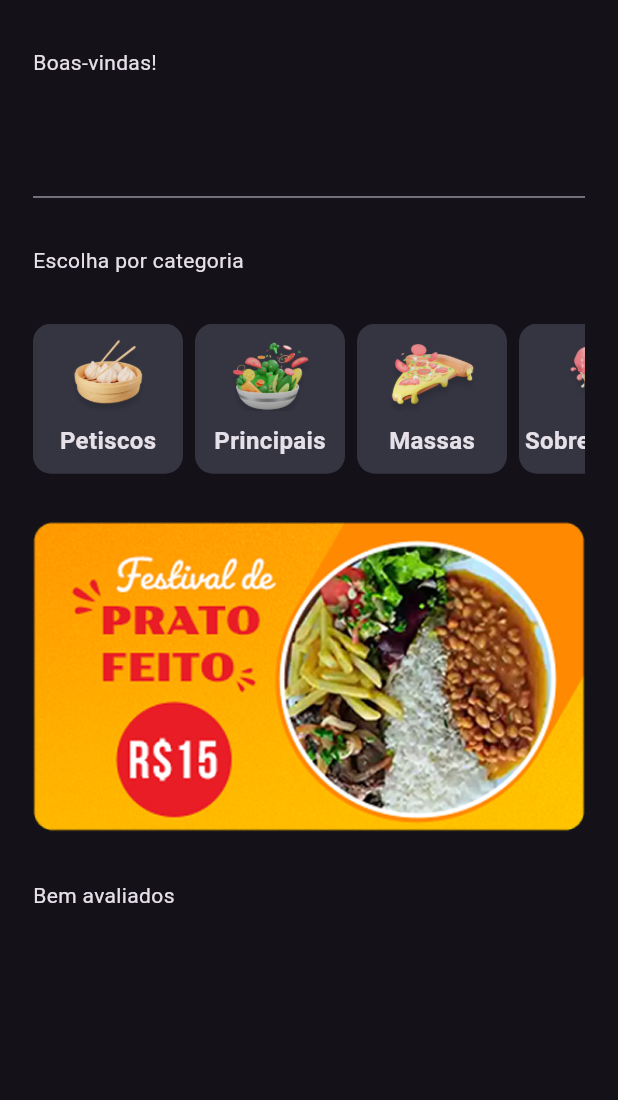
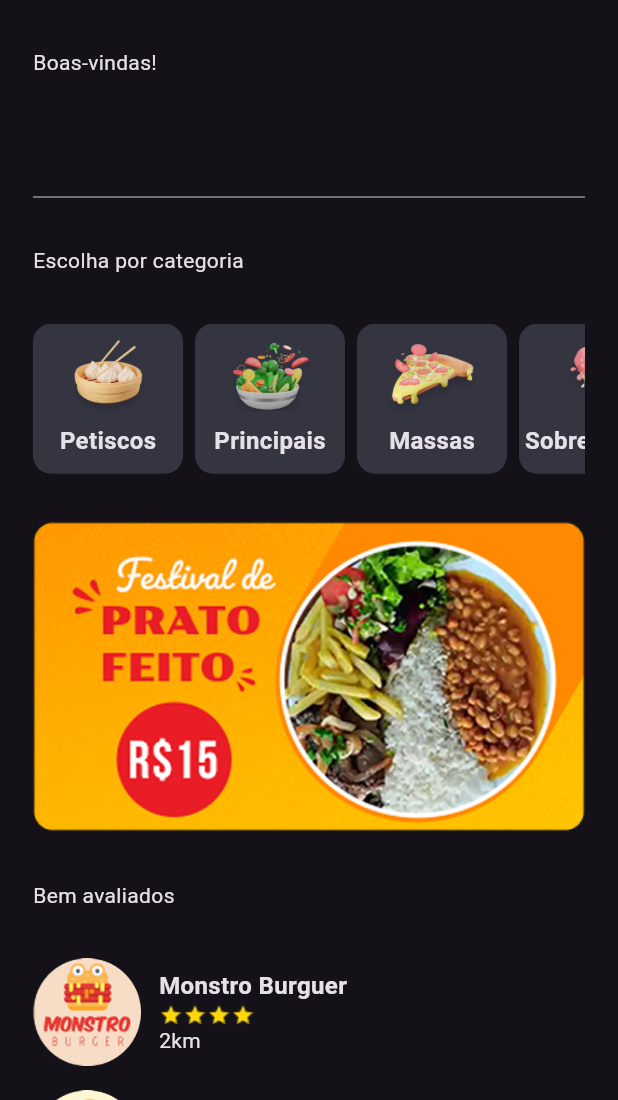
Before and after one commit to alxlima/flutter_techtaste, a Flutter app: the screen it shows after launch, after a tap on "Bora!", on a phone screen of 412 x 824 dp, the part 136-1236 px from its top. Run offline on Flutter 3.47's test engine with Material 3 defaults, Android fonts, the phone set to English and light mode, and no system bars.

Commit message:
Aula 02- Parte 02- Restaurant e restaurant widget

```diff
--- /dev/null
+++ b/lib/data/restaurant_data.dart
@@ -0,0 +1,19 @@
+import 'dart:convert';
+import 'package:flutter/material.dart';
+import 'package:flutter/services.dart';
+import 'package:myapp/model/restaurant.dart';
+
+class RestaurantData extends ChangeNotifier {
+  List<Restaurant> listRestaurant = [];
+
+  Future<void> getRestaurants() async {
+    String jsonString = await rootBundle.loadString('assets/data.json');
+    Map<String, dynamic> data = json.decode(jsonString);
+    List<dynamic> restaurantsData = data['restaurants'];
+
+    for (var restaurantData in restaurantsData) {
+      Restaurant restaurant = Restaurant.fromMap(restaurantData);
+      listRestaurant.add(restaurant);
+    }
+  }
+}
--- a/lib/main.dart
+++ b/lib/main.dart
@@ -1,9 +1,26 @@
 import 'package:flutter/material.dart';
+import 'package:myapp/data/restaurant_data.dart';
+import 'package:myapp/model/restaurant.dart';
 import 'package:myapp/ui/_core/app_theme.dart';
 import 'package:myapp/ui/splash/splash_screen.dart';
+import 'package:provider/provider.dart';
 
-void main() {
-  runApp(MyApp());
+void main() async {
+  WidgetsFlutterBinding.ensureInitialized();
+  RestaurantData restaurantData = RestaurantData();
+  await restaurantData.getRestaurants();
+  runApp(
+    MultiProvider(
+      providers: [
+        ChangeNotifierProvider(
+          create: (context) {
+            return restaurantData;
+          },
+        ),
+      ],
+      child: MyApp(),
+    ),
+  );
 }
 
 // metodo onde construo o app principal.
--- /dev/null
+++ b/lib/model/restaurant.dart
@@ -0,0 +1,49 @@
+class Restaurant {
+  String id;
+  String imagePath;
+  String name;
+  String description;
+  double stars;
+  int distance;
+  List<String> categories;
+  //List<Dish> dishes;
+
+  Restaurant({
+    required this.id,
+    required this.imagePath,
+    required this.name,
+    required this.description,
+    required this.stars,
+    required this.distance,
+    required this.categories,
+    // required this.dishes,
+  });
+
+  Map<String, dynamic> toMap() {
+    return {
+      'id': id,
+      'imagePath': imagePath,
+      'name': name,
+      'description': description,
+      'stars': stars,
+      'distance': distance,
+      'categories': categories,
+    };
+  }
+
+  factory Restaurant.fromMap(Map<String, dynamic> map) {
+    return Restaurant(
+      id: map['id'],
+      imagePath: map['imagePath'],
+      name: map['name'],
+      description: map['description'],
+      stars: map['stars'],
+      distance: map['distance'],
+      categories: List<String>.from(map['categories']),
+    );
+  }
+  @override
+  String toString() {
+    return 'Restaurant{id: $id, imagePath: $imagePath, name: $name, description: $description, stars: $stars, distance: $distance, categories: $categories}';
+  }
+}
--- a/lib/ui/home/home_screen.dart
+++ b/lib/ui/home/home_screen.dart
@@ -1,12 +1,17 @@
 import 'package:flutter/material.dart';
 import 'package:myapp/data/categories_data.dart';
+import 'package:myapp/data/restaurant_data.dart';
+import 'package:myapp/model/restaurant.dart';
 import 'package:myapp/ui/home/widgets/category_widget.dart';
+import 'package:myapp/ui/home/widgets/restaurant_widget.dart';
+import 'package:provider/provider.dart';
 
 class HomeScreen extends StatelessWidget {
   const HomeScreen({super.key});
 
   @override
   Widget build(BuildContext context) {
+    RestaurantData restaurantData = Provider.of<RestaurantData>(context);
     return Scaffold(
       drawer: Drawer(), //button menu
       appBar: AppBar(
@@ -42,6 +47,15 @@ class HomeScreen extends StatelessWidget {
               ),
               Image.asset("assets/banners/banner_promo.png"),
               Text("Bem avaliados"),
+              Column(
+                spacing: 16.0,
+                children: List.generate(restaurantData.listRestaurant.length, (
+                  index,
+                ) {
+                  Restaurant restaurant = restaurantData.listRestaurant[index];
+                  return RestaurantWidget(restaurant: restaurant);
+                }),
+              ),
               SizedBox(height: 64.0),
               // Parei aqui, [40:37]-- Continuar amanha
             ],
--- /dev/null
+++ b/lib/ui/home/widgets/restaurant_widget.dart
@@ -0,0 +1,33 @@
+import 'package:flutter/material.dart';
+import 'package:flutter/rendering.dart';
+import 'package:myapp/model/restaurant.dart';
+
+class RestaurantWidget extends StatelessWidget {
+  final Restaurant restaurant;
+  const RestaurantWidget({super.key, required this.restaurant});
+
+  @override
+  Widget build(BuildContext context) {
+    return Row(
+      spacing: 12.0,
+      children: [
+        Image.asset('assets/${restaurant.imagePath}', width: 72),
+        Column(
+          crossAxisAlignment: CrossAxisAlignment.start,
+          children: [
+            Text(
+              restaurant.name,
+              style: TextStyle(fontWeight: FontWeight.bold, fontSize: 16.0),
+            ),
+            Row(
+              children: List.generate(restaurant.stars.toInt(), (index) {
+                return Image.asset('assets/others/star.png', width: 16);
+              }),
+            ),
+            Text('${restaurant.distance}km'),
+          ],
+        ),
+      ],
+    );
+  }
+}
--- a/pubspec.yaml
+++ b/pubspec.yaml
@@ -34,6 +34,7 @@ dependencies:
   # The following adds the Cupertino Icons font to your application.
   # Use with the CupertinoIcons class for iOS style icons.
   cupertino_icons: ^1.0.8
+  provider: ^6.1.4
 
 dev_dependencies:
   flutter_test:
```
Also changed, not shown: pubspec.lock.
